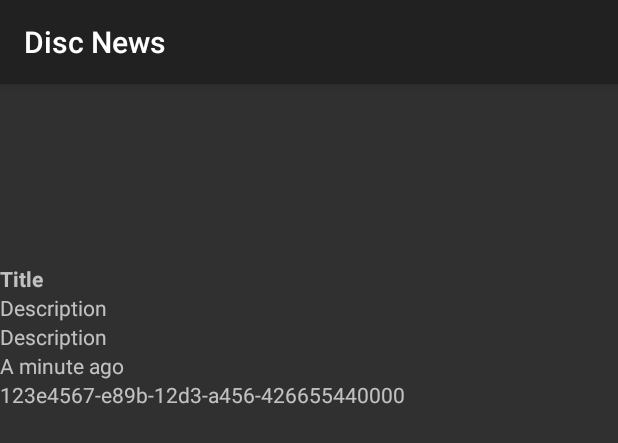
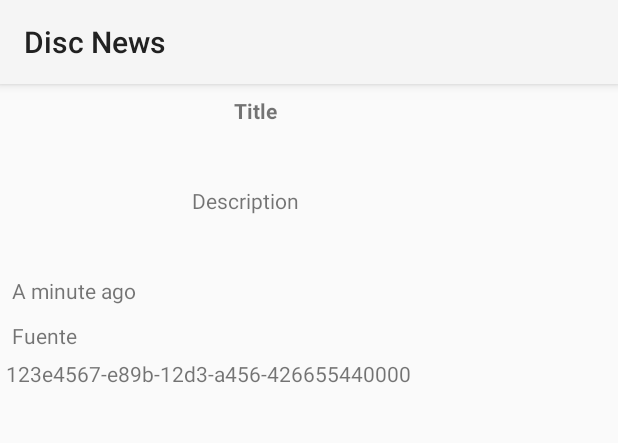
Before and after one commit to jccquinones/DISCNews, an Android app: the layout row_article.xml on its own in the app's theme, with its tools: preview values and no code run, on a phone screen of 412 x 824 dp. Shown: the top 443 px of the screen. Run offline under Robolectric (Android 15) with nearby library versions, the phone set to English and light mode, and no system bars; plain views replace SimpleDraweeView; network calls fail.

Commit message:
Update: Frontend configuration

```diff
--- a/app/src/main/java/cl/ucn/disc/dam/discnews/activities/MainActivity.java
+++ b/app/src/main/java/cl/ucn/disc/dam/discnews/activities/MainActivity.java
@@ -58,7 +58,7 @@ public final class MainActivity extends ListActivity implements GetSaveArticlesT
         }
 
         // Row division
-        int[] colors = {0, 0xFFFF0000, 0};
+        int[] colors = {0, 0xFF00FFFF, 0};
         this.getListView().setDivider(new GradientDrawable(GradientDrawable.Orientation.RIGHT_LEFT, colors));
         this.getListView().setDividerHeight(5);
 
--- a/app/src/main/res/layout/row_article.xml
+++ b/app/src/main/res/layout/row_article.xml
@@ -1,6 +1,8 @@
 <?xml version="1.0" encoding="utf-8"?>
-<LinearLayout xmlns:android="http://schemas.android.com/apk/res/android"
+<android.support.constraint.ConstraintLayout xmlns:android="http://schemas.android.com/apk/res/android"
+    xmlns:app="http://schemas.android.com/apk/res-auto"
     xmlns:fresco="http://schemas.android.com/apk/res-auto"
+    xmlns:tools="http://schemas.android.com/tools"
     android:layout_width="match_parent"
     android:layout_height="match_parent"
     android:orientation="vertical">
@@ -13,33 +15,55 @@
 
     <TextView
         android:id="@+id/ra_title"
-        android:layout_width="match_parent"
-        android:layout_height="wrap_content"
+        android:layout_width="220dp"
+        android:layout_height="52dp"
+        android:layout_marginEnd="8dp"
+        android:layout_marginStart="8dp"
+        android:layout_marginTop="8dp"
         android:text="Title"
-        android:textStyle="bold" />
+        android:textStyle="bold"
+        app:layout_constraintEnd_toEndOf="parent"
+        app:layout_constraintStart_toEndOf="@+id/ra_image"
+        app:layout_constraintTop_toTopOf="parent" />
+
+    <TextView
+        android:id="@+id/ra_date"
+        android:layout_width="114dp"
+        android:layout_height="26dp"
+        android:layout_marginStart="8dp"
+        android:layout_marginTop="8dp"
+        android:text="A minute ago"
+        app:layout_constraintStart_toStartOf="parent"
+        app:layout_constraintTop_toBottomOf="@+id/ra_image" />
 
     <TextView
         android:id="@+id/ra_description"
-        android:layout_width="match_parent"
-        android:layout_height="wrap_content"
-        android:text="Description" />
+        android:layout_width="248dp"
+        android:layout_height="82dp"
+        android:layout_marginStart="8dp"
+        android:layout_marginTop="8dp"
+        android:text="Description"
+        app:layout_constraintStart_toEndOf="@+id/ra_image"
+        app:layout_constraintTop_toBottomOf="@+id/ra_title" />
 
     <TextView
         android:id="@+id/ra_source"
-        android:layout_width="match_parent"
-        android:layout_height="wrap_content"
-        android:text="Description" />
-
-    <TextView
-        android:id="@+id/ra_date"
-        android:layout_width="match_parent"
-        android:layout_height="wrap_content"
-        android:text="A minute ago" />
+        android:layout_width="370dp"
+        android:layout_height="17dp"
+        android:layout_marginStart="8dp"
+        android:layout_marginTop="8dp"
+        android:text="Fuente"
+        app:layout_constraintStart_toStartOf="parent"
+        app:layout_constraintTop_toBottomOf="@+id/ra_description" />
 
     <TextView
         android:id="@+id/ra_uuid"
-        android:layout_width="match_parent"
-        android:layout_height="wrap_content"
-        android:text="123e4567-e89b-12d3-a456-426655440000" />
+        android:layout_width="370dp"
+        android:layout_height="17dp"
+        android:layout_marginStart="4dp"
+        android:layout_marginTop="8dp"
+        android:text="123e4567-e89b-12d3-a456-426655440000"
+        app:layout_constraintStart_toStartOf="parent"
+        app:layout_constraintTop_toBottomOf="@+id/ra_source" />
 
-</LinearLayout>
+</android.support.constraint.ConstraintLayout>
--- a/app/src/main/res/values/colors.xml
+++ b/app/src/main/res/values/colors.xml
@@ -3,4 +3,9 @@
     <color name="colorPrimary">#3F51B5</color>
     <color name="colorPrimaryDark">#303F9F</color>
     <color name="colorAccent">#FF4081</color>
+    <color name="primary_dark_material_dark">#f57c00</color>
+    <color name="primary_material_dark">#ff9800</color>
+    <color name="accent_material_dark">#536dfe</color>
+    <color name="text_color_primary">#212121</color>
+    <color name="text_color_secondary">#757575</color>
 </resources>
--- a/app/src/main/res/values/styles.xml
+++ b/app/src/main/res/values/styles.xml
@@ -1,9 +1,11 @@
 <resources>
 
     <!-- Base application theme. -->
-    <style name="AppTheme" parent="Theme.AppCompat">
+    <style name="AppTheme" parent="Theme.AppCompat.Light.NoActionBar">
         <item name="android:windowNoTitle">false</item>
         <item name="android:windowActionBar">true</item>
+        <item name="android:textColorPrimary">@color/text_color_primary</item>
+        <item name="android:textColorSecondary">@color/text_color_secondary</item>
     </style>
 
 </resources>
```
